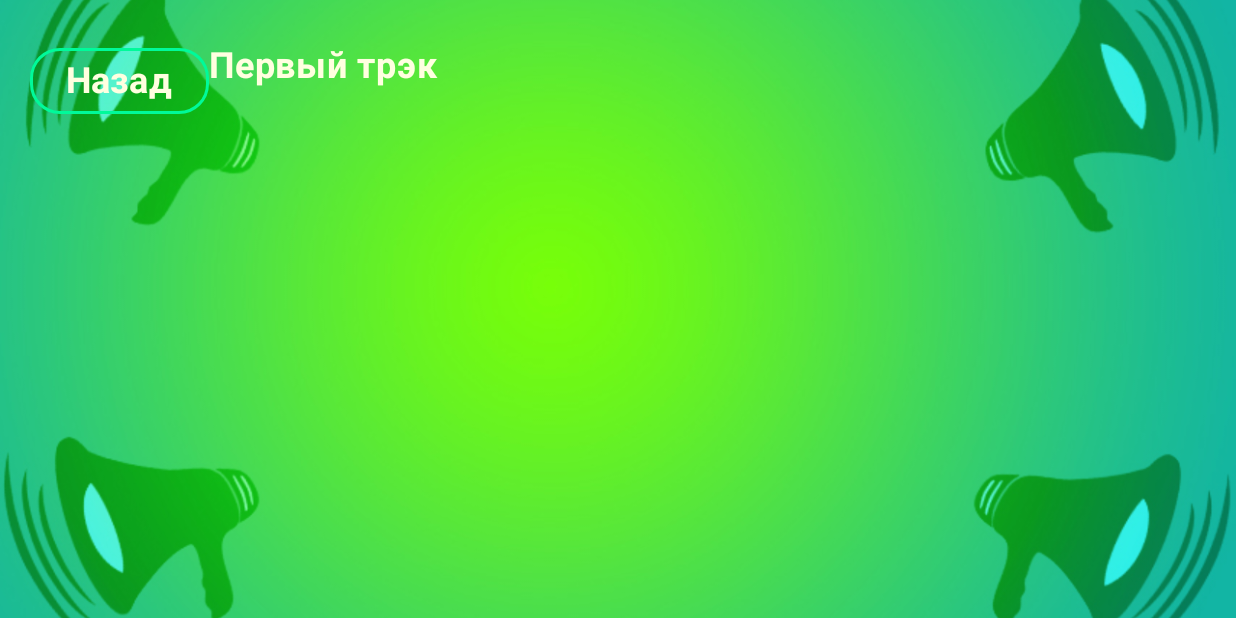
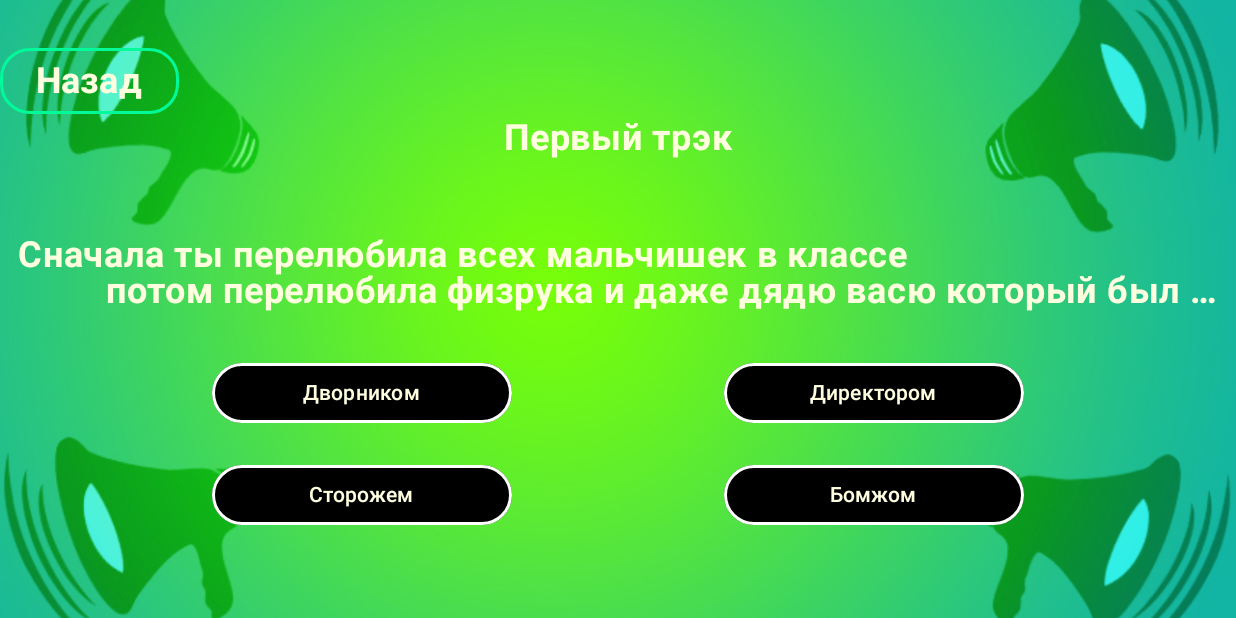
Before and after one commit to Andewbase/RifmobolGame, an Android app built with Jetpack Compose: the composable SingleGameScreen shown on its own in the app's theme, on a phone screen of 824 x 412 dp (held sideways). Run offline under Robolectric (Android 15) with nearby library versions, the phone set to English and light mode, and no system bars.

```diff
--- a/app/src/main/java/com/example/rifmobol2/screen/single/SingleGameScreen.kt
+++ b/app/src/main/java/com/example/rifmobol2/screen/single/SingleGameScreen.kt
@@ -1,18 +1,24 @@
 package com.example.rifmobol2.screen.single
 
+import androidx.annotation.ColorRes
+import androidx.annotation.StringRes
 import androidx.compose.foundation.BorderStroke
+import androidx.compose.foundation.layout.Arrangement
 import androidx.compose.foundation.layout.Column
 import androidx.compose.foundation.layout.Row
 import androidx.compose.foundation.layout.fillMaxSize
 import androidx.compose.foundation.layout.fillMaxWidth
 import androidx.compose.foundation.layout.padding
+import androidx.compose.foundation.layout.width
 import androidx.compose.foundation.shape.RoundedCornerShape
+import androidx.compose.material3.ButtonColors
 import androidx.compose.material3.OutlinedButton
 import androidx.compose.material3.Text
 import androidx.compose.runtime.Composable
 import androidx.compose.ui.Alignment
 import androidx.compose.ui.Modifier
 import androidx.compose.ui.draw.paint
+import androidx.compose.ui.graphics.Color
 import androidx.compose.ui.layout.ContentScale
 import androidx.compose.ui.res.colorResource
 import androidx.compose.ui.res.painterResource
@@ -48,7 +54,8 @@ fun SingleGameScreen(
         Row(
             modifier = modifier
                 .fillMaxWidth()
-                .padding(top = 30.dp, start = 20.dp)
+                .padding(top = 30.dp),
+            horizontalArrangement = Arrangement.Start
         ) {
                 OutlinedButton(
                     onClick = { navController },
@@ -64,17 +71,98 @@ fun SingleGameScreen(
                         fontWeight = FontWeight.Bold
                     )
                 }
+        }
 
+        Row {
                 /*Text(text = stringResource(id = state.roundInfo!!.numberRound))*/
                 Text(
                     text = stringResource(id = R.string.level1),
-                fontSize = 24.sp,
-                fontWeight = FontWeight.Bold
                 )
+        }
+
+        Row(
+            modifier = modifier.padding(top = 50.dp)
+        ) {
+            /*Text(text = stringResource(id = state.roundInfo!!.couplet))*/
+            Text(
+                text = stringResource(id = R.string.lvlcouplet1)
+            )
+        }
+
+        Row(
+            modifier = modifier
+                .fillMaxWidth()
+                .padding(top = 30.dp),
+            horizontalArrangement = Arrangement.SpaceEvenly
+        ){
+
+           SingleGameButton(
+               navController = navController,
+               text = R.string.lvl1textone,
+               modifier
+           )
+
+            SingleGameButton(
+                navController = navController,
+                text = R.string.lvl1texttwo,
+                modifier
+            )
+        }
+
+        Row(
+            modifier = modifier
+                .fillMaxWidth()
+                .padding(top = 20.dp),
+            horizontalArrangement = Arrangement.SpaceEvenly
+        ){
+
+            SingleGameButton(
+                navController = navController,
+                text = R.string.lvl1textthree,
+                modifier
+            )
+
+            SingleGameButton(
+                navController = navController,
+                text = R.string.lvl1textfour,
+                modifier
+            )
+        }
+
+
+
     }
 
 }
 
+
+@Composable
+fun SingleGameButton(
+    navController: NavController,
+    /*@ColorRes background: Int,*/
+    @StringRes text: Int,
+    modifier: Modifier = Modifier
+){
+    OutlinedButton(
+        modifier = modifier.width(200.dp),
+        onClick = { navController },
+        shape = RoundedCornerShape(20.dp),
+        border = BorderStroke(
+            width = 2.dp,
+            color = colorResource(id = R.color.white)
+        ),
+        colors = ButtonColors(
+            containerColor = Color.Black,
+            contentColor = Color.White,
+            disabledContainerColor = Color.Black,
+            Color.White
+        )
+    ) {
+        /*Text(text = stringResource(id = state.roundInfo!!.upLeftButton.name))*/
+        Text(
+            text = stringResource(id = text)
+        )
+    }
 }
 
 @Preview(
--- a/app/src/main/java/com/example/rifmobol2/ui/theme/Type.kt
+++ b/app/src/main/java/com/example/rifmobol2/ui/theme/Type.kt
@@ -11,7 +11,7 @@ val Typography = Typography(
     bodyLarge = TextStyle(
         color = LightYellow,
         fontFamily = FontFamily.Default,
-        fontWeight = FontWeight.Normal,
+        fontWeight = FontWeight.Bold,
         fontSize = 24.sp,
         lineHeight = 24.sp,
         letterSpacing = 0.5.sp
--- a/app/src/main/res/values/textforlevels.xml
+++ b/app/src/main/res/values/textforlevels.xml
@@ -1,7 +1,7 @@
 <?xml version="1.0" encoding="utf-8"?>
 <resources>
      <string name="lvlcouplet1">"Сначала ты перелюбила всех мальчишек в классе
-    потом перелюбила физрука и даже дядю васю который был &#8230;"</string>
+         потом перелюбила физрука и даже дядю васю который был &#8230;"</string>
     <string name="lvl1textone">Дворником</string>
     <string name="lvl1texttwo">Директором</string>
     <string name="lvl1textthree">Сторожем</string>
```
Also changed, not shown: app/src/main/java/com/example/rifmobol2/screen/single/SingleGameDialog.kt (added, +104 -0 lines), app/src/main/res/drawable/previewrulesbackground.jpg (added). Lines whose indentation alone changed are shown as unchanged.
